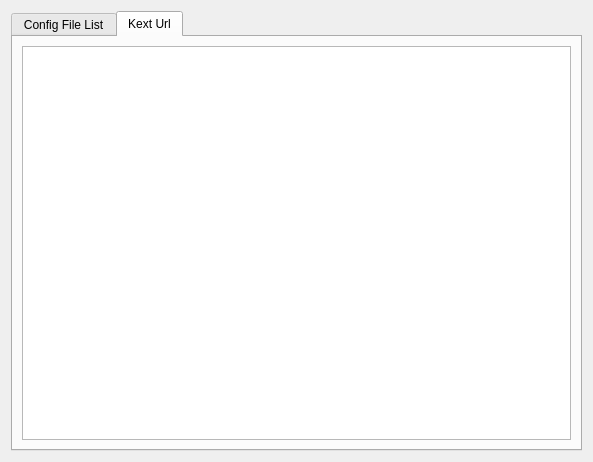
This is dlgdatabase.ui in ic005k/OCAuxiliaryTools as Qt 5 draws it before an edit. The edited form follows.
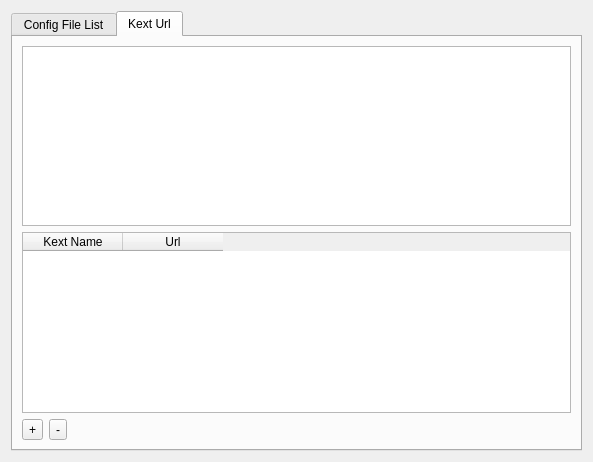
This is the edited form. Icons and pictures are not drawn.

The edit to the form file:
```diff
--- a/dlgdatabase.ui
+++ b/dlgdatabase.ui
@@ -116,7 +116,7 @@
        <string>Kext Url</string>
       </attribute>
       <layout class="QGridLayout" name="gridLayout_3">
-       <item row="0" column="0">
+       <item row="0" column="0" colspan="3">
         <widget class="QTextEdit" name="textEdit">
          <property name="html">
           <string>&lt;!DOCTYPE HTML PUBLIC &quot;-//W3C//DTD HTML 4.0//EN&quot; &quot;http://www.w3.org/TR/REC-html40/strict.dtd&quot;&gt;
@@ -127,6 +127,47 @@
          </property>
         </widget>
        </item>
+       <item row="1" column="0" colspan="3">
+        <widget class="QTableWidget" name="tableKextUrl">
+         <column>
+          <property name="text">
+           <string>Kext Name</string>
+          </property>
+         </column>
+         <column>
+          <property name="text">
+           <string>Url</string>
+          </property>
+         </column>
+        </widget>
+       </item>
+       <item row="2" column="0">
+        <widget class="QToolButton" name="btnAdd">
+         <property name="text">
+          <string>+</string>
+         </property>
+        </widget>
+       </item>
+       <item row="2" column="1">
+        <widget class="QToolButton" name="btnDel">
+         <property name="text">
+          <string>-</string>
+         </property>
+        </widget>
+       </item>
+       <item row="2" column="2">
+        <spacer name="horizontalSpacer">
+         <property name="orientation">
+          <enum>Qt::Horizontal</enum>
+         </property>
+         <property name="sizeHint" stdset="0">
+          <size>
+           <width>458</width>
+           <height>20</height>
+          </size>
+         </property>
+        </spacer>
+       </item>
       </layout>
      </widget>
     </widget>
```
